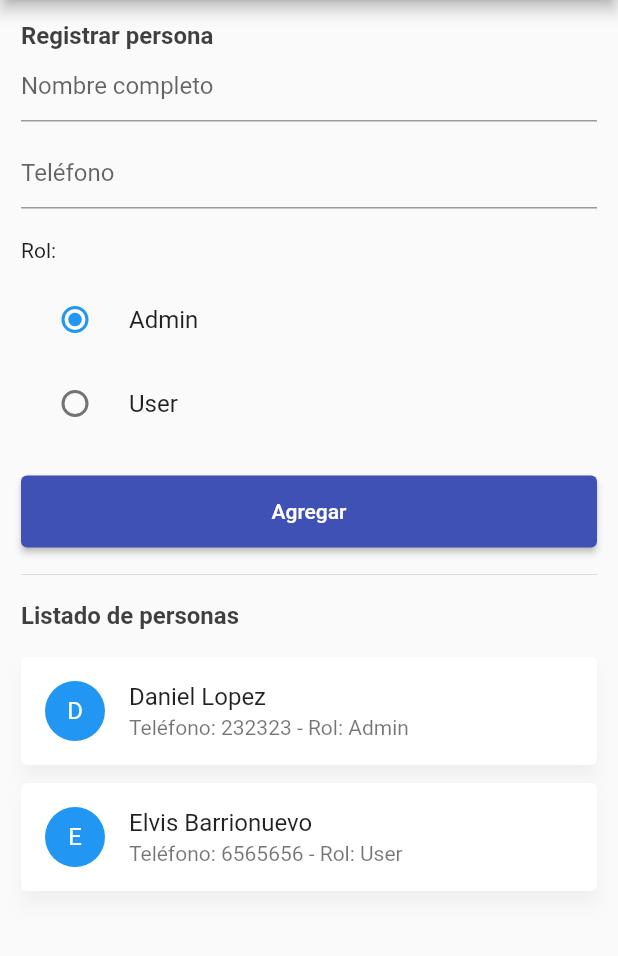
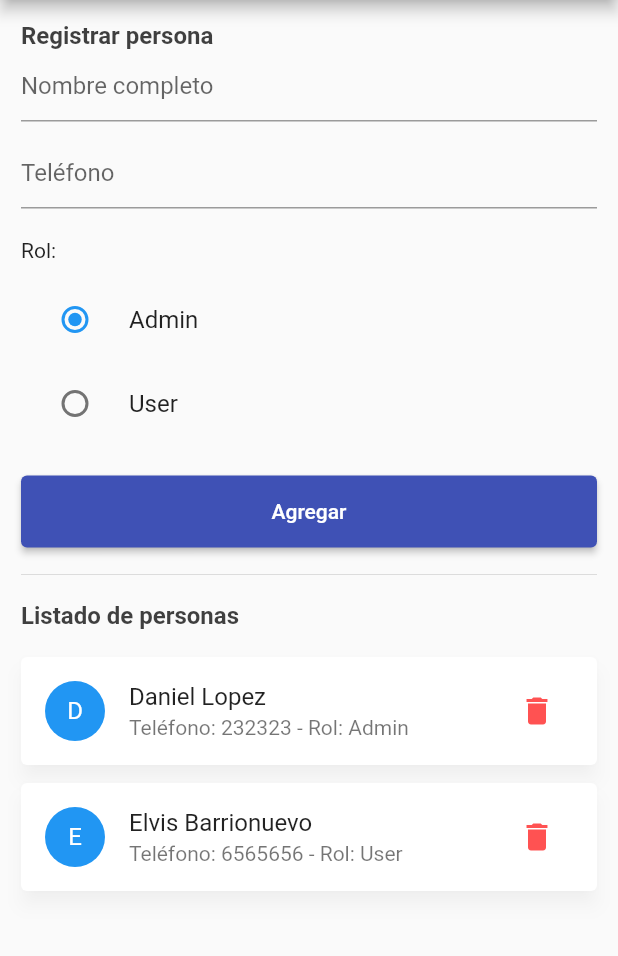
Before and after one commit to ehbarrionuevo/flutter_codigo2_people, a Flutter app: the screen it shows after launch, on a phone screen of 412 x 824 dp, the part 84-1040 px from its top. Run offline on Flutter 3.47's test engine with Material 2 defaults, Android fonts, the phone set to English and light mode, and no system bars.

```diff
--- a/lib/item_person_widget.dart
+++ b/lib/item_person_widget.dart
@@ -6,8 +6,11 @@ import 'package:flutter/material.dart';
 class ItemPersonWidget extends StatelessWidget {
 
   UserModel data;
+  Function miFuncion;
+
   ItemPersonWidget({
     required this.data,
+    required this.miFuncion,
   });
 
   final List<Color> _colors = [
@@ -22,7 +25,6 @@ class ItemPersonWidget extends StatelessWidget {
 
   @override
   Widget build(BuildContext context) {
-
     int index = Random().nextInt(_colors.length);
 
     return Card(
@@ -45,6 +47,15 @@ class ItemPersonWidget extends StatelessWidget {
           data.name,
         ),
         subtitle: Text("Teléfono: ${data.phone} - Rol: ${data.role}"),
+        trailing: IconButton(
+          onPressed: () {
+            miFuncion();
+          },
+          icon: Icon(
+            Icons.delete,
+            color: Colors.redAccent,
+          ),
+        ),
       ),
     );
   }
--- a/lib/people_page.dart
+++ b/lib/people_page.dart
@@ -27,7 +27,12 @@ class _PeoplePageState extends State<PeoplePage> {
   ];
 
   List<UserModel> people2 = [
-    UserModel(id: 1, name: "Daniel Lopez", phone: "232323", role: "Admin"),
+    UserModel(
+      id: 1,
+      name: "Daniel Lopez",
+      phone: "232323",
+      role: "Admin",
+    ),
     UserModel(
       id: 2,
       name: "Elvis Barrionuevo",
@@ -91,28 +96,20 @@ class _PeoplePageState extends State<PeoplePage> {
               title: Text("Admin"),
               value: "Admin",
               groupValue: role,
-              onChanged: (String? value){
+              onChanged: (String? value) {
                 role = value!;
-                setState(() {
-
-                });
+                setState(() {});
               },
             ),
             RadioListTile(
               title: Text("User"),
               value: "User",
               groupValue: role,
-              onChanged: (String? value){
+              onChanged: (String? value) {
                 role = value!;
-                setState(() {
-
-                });
+                setState(() {});
               },
             ),
-
-
-
-
             const SizedBox(
               height: 20,
             ),
@@ -157,8 +154,37 @@ class _PeoplePageState extends State<PeoplePage> {
             const SizedBox(
               height: 12.0,
             ),
-            ...List.generate(people2.length,
-                (index) => ItemPersonWidget(data: people2[index])),
+            people2.isNotEmpty
+                ? Column(
+                    children: List.generate(
+                      people2.length,
+                      (index) => ItemPersonWidget(
+                        data: people2[index],
+                        miFuncion: () {
+                          people2.removeAt(index);
+                          setState(() {});
+                        },
+                      ),
+                    ),
+                  )
+                : Center(
+                  child: Column(
+                      children: [
+                        const SizedBox(
+                          height: 20.0,
+                        ),
+                        Image.asset(
+                          'assets/images/box.png',
+                          height: 120.0,
+                          color: Colors.black.withOpacity(0.75),
+                        ),
+                        const SizedBox(
+                          height: 6.0,
+                        ),
+                        const Text("No hay registros"),
+                      ],
+                    ),
+                ),
           ],
           // children:
           //     people2.map<Widget>((e) => ItemPersonWidget(data: e)).toList(),
--- a/pubspec.yaml
+++ b/pubspec.yaml
@@ -60,8 +60,8 @@ flutter:
   uses-material-design: true
 
   # To add assets to your application, add an assets section, like this:
-  # assets:
-  #   - images/a_dot_burr.jpeg
+  assets:
+    - assets/images/box.png
   #   - images/a_dot_ham.jpeg
 
   # An image asset can refer to one or more resolution-specific "variants", see
```
Also changed, not shown: assets/images/box.png (added).
